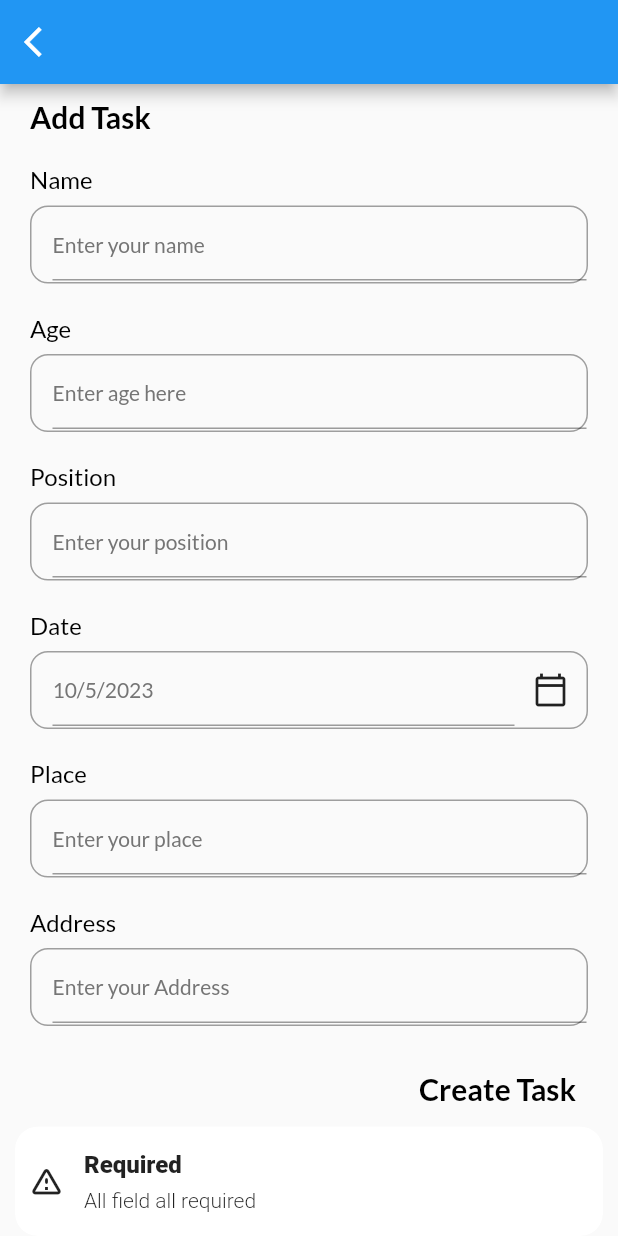
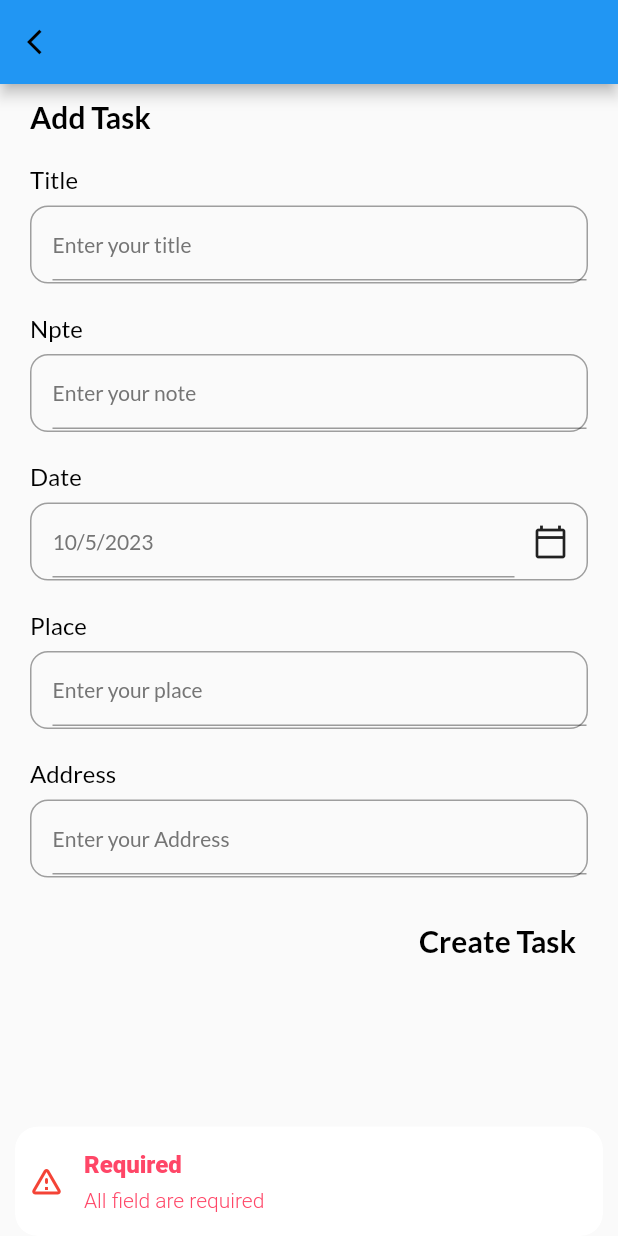
Before and after one commit to NIYASNY/get_x_using_app, a Flutter app: the AddTaskPage screen opened directly, after a tap on "Create Task", on a phone screen of 412 x 824 dp. Run offline on Flutter 3.47's test engine with Material 2 defaults, Android fonts, the phone set to English and light mode, and no system bars; our stand-ins replace get, google_fonts, lottie, sqflite; accounts and stored records are empty; network calls fail.

Commit message:
updated db

```diff
--- a/lib/app/modules/home/views/addtaskpage.dart
+++ b/lib/app/modules/home/views/addtaskpage.dart
@@ -16,13 +16,16 @@ class AddTaskPage extends StatefulWidget {
 }
 
 class _AddTaskPageState extends State<AddTaskPage> {
-  final HomeController _homeController = Get.put(HomeController());
-  final _formkey = GlobalKey<FormState>();
+  final TextEditingController _titlecontroller = TextEditingController();
+  final TextEditingController _notecontroller = TextEditingController();
+  DateTime _selecteddate = DateTime.now();
+  // final HomeController _homeController = Get.put(HomeController());
+  // final _formkey = GlobalKey<FormState>();
 
-  final TextEditingController _notecontroller = TextEditingController();
-  final TextEditingController _titlecontroller = TextEditingController();
-  final TextEditingController _placecontroller = TextEditingController();
-  final TextEditingController _addresscontroller = TextEditingController();
+  // final TextEditingController _notecontroller = TextEditingController();
+  // final TextEditingController _titlecontroller = TextEditingController();
+  // final TextEditingController _placecontroller = TextEditingController();
+  // final TextEditingController _addresscontroller = TextEditingController();
   // final TextEditingController _positioncontroller = TextEditingController();
   // final TextEditingController _placecontroller = TextEditingController();
   // final TextEditingController _addresscontroller = TextEditingController();
@@ -36,8 +39,6 @@ class _AddTaskPageState extends State<AddTaskPage> {
         child: Padding(
           padding: const EdgeInsets.only(top: 10, left: 20, right: 20),
           child: SingleChildScrollView(
-            child: Form(
-              key: _formkey,
             child: Column(
               crossAxisAlignment: CrossAxisAlignment.start,
               children: [
@@ -46,25 +47,22 @@ class _AddTaskPageState extends State<AddTaskPage> {
                   style: HeadingStyle,
                 ),
                 MyInputField(
-                    title: 'Name',
-                    hint: 'Enter your name',
-                    controller: _notecontroller,
-                  ),
-                  MyInputField(
-                    title: 'Age',
-                    hint: 'Enter age here',
+                  title: 'Title',
+                  hint: 'Enter your title',
                   controller: _titlecontroller,
                 ),
                 MyInputField(
-                    title: 'Position',
-                    hint: 'Enter your position',
-                    // controller: _positioncontroller,
+                  title: 'Npte',
+                  hint: 'Enter your note',
+                  controller: _notecontroller,
                 ),
                 MyInputField(
                   title: 'Date',
                   hint: DateFormat.yMd().format(_selectedDate),
                   widget: IconButton(
                       onPressed: () {
+                        _getDatefromuser();
+                        print('hi there');
                         // _getDateFromUser();
                       },
                       icon: Icon(Icons.calendar_today_outlined)),
@@ -85,9 +83,10 @@ class _AddTaskPageState extends State<AddTaskPage> {
                 Row(
                   mainAxisAlignment: MainAxisAlignment.end,
                   children: [
+                    // MyButton(label: 'Create Task', onTap: () => _validadata())
                     TextButton(
                         onPressed: () async {
-                            _validatedata();
+                          _validadata();
                           // if (_formkey.currentState!.validate()) {
                           //   final Task task = Task();
                           //   _addTaskToDb(task);
@@ -106,42 +105,22 @@ class _AddTaskPageState extends State<AddTaskPage> {
           ),
         ),
       ),
-      ),
     );
   }
 
-  // _addTaskToDb(Task task) {
-  //   task.title = 0;
-  //   task.name = _namecontroller.text;
-  //   task.age = _agecontroller.toString();
-  //   task.position = _positioncontroller.text;
-  //   task.place = _placecontroller.text;
-  //   task.address = _addresscontroller.text;
-  // }
-
-  _addTasktoDb() async {
-    int value = await _homeController.addTask();
-    task:
-    Task(
-      note: _notecontroller.text,
-      title: _titlecontroller.text,
-      date: DateFormat.yMd().format(_selectedDate),
-      place: _placecontroller.text,
-      address: _addresscontroller.text,
-    );
-    print('My id is $value');
-  }
-
-  _validatedata() {
-    if (_notecontroller.text.isNotEmpty && _titlecontroller.text.isNotEmpty) {
-      _addTasktoDb();
+  _validadata() {
+    if (_titlecontroller.text.isNotEmpty && _notecontroller.text.isNotEmpty) {
+      //add databa...
       Get.back();
-    } else if (_notecontroller.text.isEmpty || _titlecontroller.text.isEmpty) {
-      Get.snackbar('Required', 'All field all required',
+    } else if (_titlecontroller.text.isEmpty || _notecontroller.text.isEmpty) {
+      Get.snackbar("Required", "All field are required",
           snackPosition: SnackPosition.BOTTOM,
           backgroundColor: Colors.white,
-          icon: Icon(Icons.warning_amber_rounded));
-    }
+          colorText: pinkClr,
+          icon: Icon(
+            Icons.warning_amber_rounded,
+            color: Colors.red,
+          ));
     }
   }
 
@@ -151,9 +130,31 @@ _appBar(BuildContext context) {
         onTap: () {
           Get.back();
         },
-      child: Icon(Icons.arrow_back_ios),
+        child: Icon(
+          Icons.arrow_back_ios,
+          size: 20,
+          color: Get.isDarkMode ? Colors.white : Colors.black,
+        ),
       ),
     );
+  }
+
+  _getDatefromuser() async {
+    DateTime? _pickerdate = await showDatePicker(
+      context: context,
+      initialDate: DateTime.now(),
+      firstDate: DateTime(2015),
+      lastDate: DateTime(2121),
+    );
+
+    if (_pickerdate != null) {
+      setState(() {
+        _selectedDate = _pickerdate;
+        print(_selectedDate);
+      });
+    } else {
+      print('Its null or something as wrong');
+    }
   }
 
   // _getDateFromUser() async {
@@ -163,12 +164,12 @@ _appBar(BuildContext context) {
   //       firstDate: DateTime(2015),
   //       lastDate: DateTime(2121));
 
-    // if (_pickDate != null) {
-    //   setState(() {
-    //     _selectedDate = _pickDate;
-    //     print(_selectedDate);
-    //   });
-    // } else {
-    //   print('its null');
-    // }
-  //}
+  //   if (_pickDate != null) {
+  //     setState(() {
+  //       _selectedDate = _pickDate;
+  //       print(_selectedDate);
+  //     });
+  //   } else {
+  //     print('its null');
+  //   }
+}
--- a/lib/app/modules/home/views/inputfield.dart
+++ b/lib/app/modules/home/views/inputfield.dart
@@ -35,6 +35,7 @@ class MyInputField extends StatelessWidget {
               children: [
                 Expanded(
                   child: TextFormField(
+                    readOnly: widget==null?false:true,
                     autofocus: false,
                     controller: controller,
                     style: subTitleStyle,
```
Also changed, not shown: lib/app/commonwidgets/my_button.dart (+38 -10 lines), lib/app/modules/home/views/myhome.dart (+43 -35 lines), lib/app/modules/home/views/mywidget.dart (+29 -1 lines), lib/app/modules/home/views/signin.dart (+4 -3 lines). Lines whose indentation alone changed are shown as unchanged.
